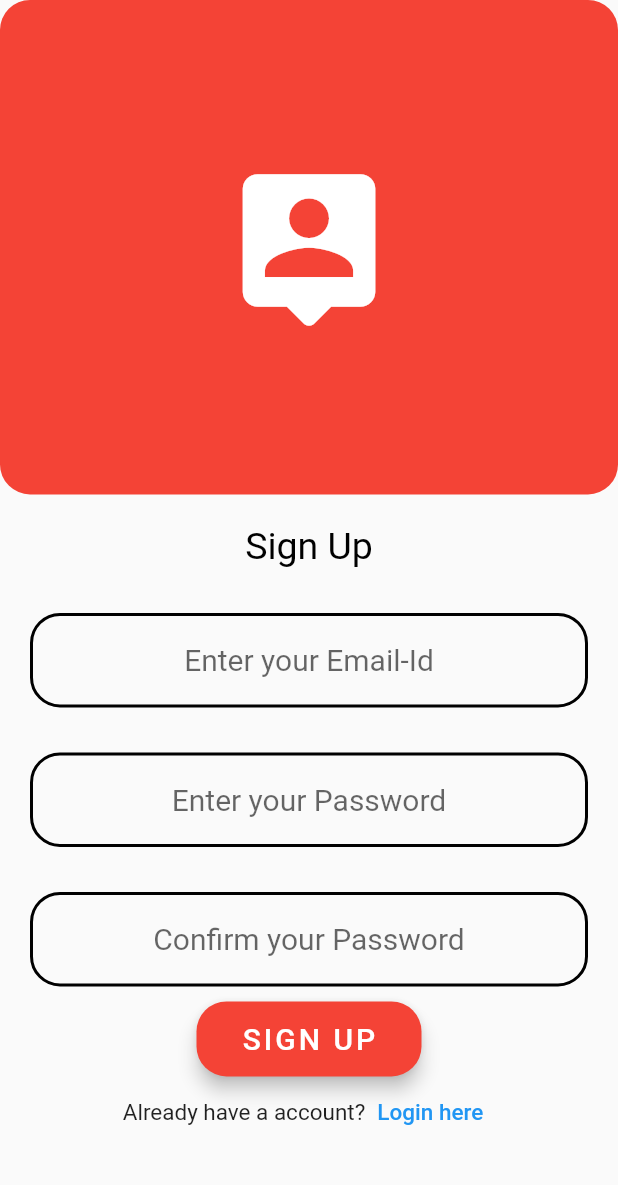
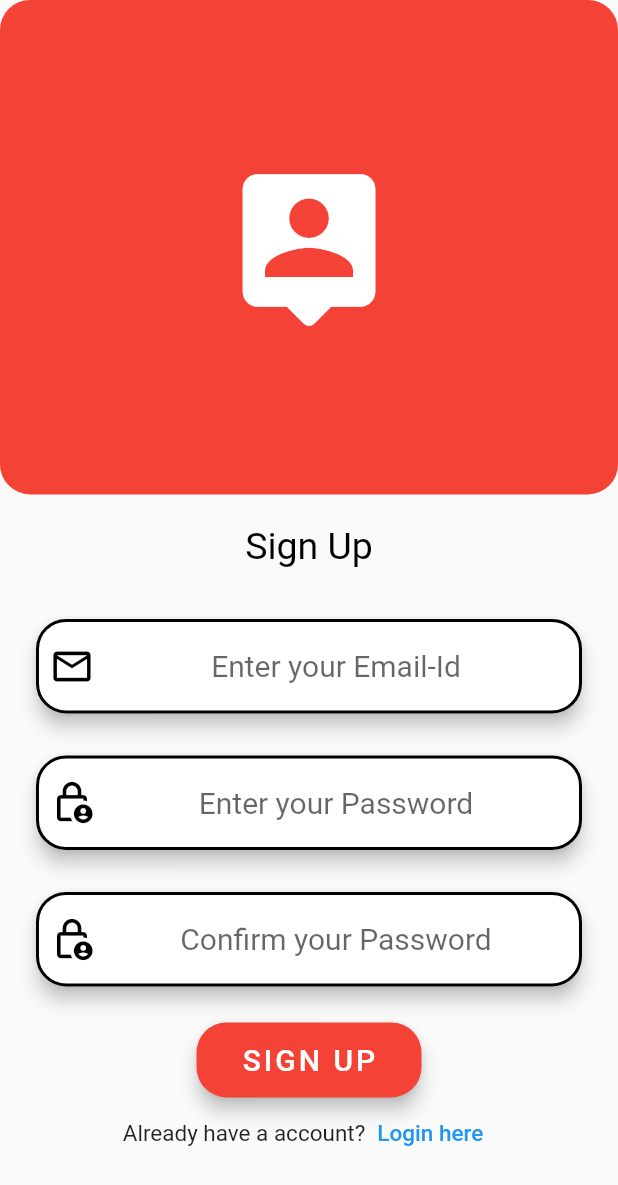
Before and after one commit to Rahul-Rasve/Attend-Check, a Flutter app: the UserType screen opened by its route, after a tap on "Teacher Login", after a tap on "Sign Up here", on a phone screen of 412 x 824 dp. Shown: the top 1185 px of the screen. Run offline on Flutter 3.47's test engine with Material 2 defaults, Android fonts, the phone set to English and light mode, and no system bars; our stand-ins replace firebase_auth, firebase_core, flutter_keyboard_visibility; accounts and stored records are empty; statements that could not run were skipped.

Commit message:
icons and elevation added to textfield

```diff
--- a/lib/main.dart
+++ b/lib/main.dart
@@ -1,7 +1,7 @@
 // ignore_for_file: prefer_const_constructors
 
 import 'package:attend_check/authentication/auth_services.dart';
-import 'package:attend_check/constants.dart';
+import 'package:attend_check/utilities/constants.dart';
 import 'package:attend_check/screens/home_view.dart';
 import 'package:attend_check/screens/login_view.dart';
 import 'package:attend_check/screens/user_type.dart';
@@ -31,7 +31,7 @@ class MyApp extends StatelessWidget {
       theme: ThemeData(
         primarySwatch: Colors.red,
       ),
-      initialRoute: authPage,
+      initialRoute: registerPage,
       routes: {
         homePage: (context) => HomePage(),
         loginPage: (context) => KeyboardVisibilityProvider(
--- a/lib/screens/home_view.dart
+++ b/lib/screens/home_view.dart
@@ -1,7 +1,7 @@
 // ignore_for_file: use_build_context_synchronously, prefer_const_constructors
 
 import 'package:attend_check/authentication/auth_services.dart';
-import 'package:attend_check/constants.dart';
+import 'package:attend_check/utilities/constants.dart';
 import 'package:attend_check/utilities/routes.dart';
 import 'package:flutter/material.dart';
 
--- a/lib/screens/login_view.dart
+++ b/lib/screens/login_view.dart
@@ -1,6 +1,6 @@
 // ignore_for_file: prefer_const_constructors, use_build_context_synchronously
 
-import 'package:attend_check/constants.dart';
+import 'package:attend_check/utilities/constants.dart';
 import 'package:attend_check/authentication/auth_exceptions.dart';
 import 'package:attend_check/authentication/auth_services.dart';
 import 'package:attend_check/utilities/routes.dart';
@@ -77,33 +77,46 @@ class _LoginViewState extends State<LoginView> {
             ),
           ),
           Container(
-            margin: EdgeInsets.symmetric(vertical: 10.0, horizontal: 25.0),
+            margin: EdgeInsets.fromLTRB(20.0, 10.0, 20.0, 20.0),
             child: Column(
               children: [
-                InputField(
+                Card(
+                  elevation: 5.0,
+                  shape: RoundedRectangleBorder(
+                      borderRadius: BorderRadius.circular(20.0)),
+                  child: InputField(
                     controllerName: userEmail,
                     isObsecure: false,
                     hintText: 'Enter your Email-Id',
                     inputType: TextInputType.emailAddress,
+                    iconData: Icons.email_outlined,
+                  ),
                 ),
                 SizedBox(
-                  height: 30.0,
+                  height: 20.0,
                 ),
-                InputField(
+                Card(
+                  elevation: 5.0,
+                  shape: RoundedRectangleBorder(
+                      borderRadius: BorderRadius.circular(20.0)),
+                  child: InputField(
                     controllerName: userPassword,
                     isObsecure: true,
                     hintText: 'Enter your Password',
                     inputType: TextInputType.text,
+                    iconData: Icons.lock_person_outlined,
+                  ),
                 ),
               ],
             ),
           ),
-          SizedBox(
-            height: 10.0,
-          ),
           TextButton(
             onPressed: () async {
               try {
+                if (userEmail.text.isEmpty || userPassword.text.isEmpty) {
+                  showErrorDialog(
+                      context, 'Please enter your login credentials.');
+                } else {
                   await AuthService.firebase().login(
                     email: userEmail.text,
                     password: userPassword.text,
@@ -117,6 +130,7 @@ class _LoginViewState extends State<LoginView> {
                   } else {
                     Navigator.of(context).pushNamedAndRemoveUntil(
                         verifyEmailPage, (route) => false);
+                  }
                 }
               } on UserNotFoundAuthException catch (_) {
                 await showErrorDialog(
--- a/lib/screens/register_view.dart
+++ b/lib/screens/register_view.dart
@@ -1,7 +1,7 @@
 // ignore_for_file: prefer_const_constructors, use_build_context_synchronously
 
 import 'package:attend_check/authentication/auth_exceptions.dart';
-import 'package:attend_check/constants.dart';
+import 'package:attend_check/utilities/constants.dart';
 import 'package:attend_check/authentication/auth_services.dart';
 import 'package:attend_check/utilities/routes.dart';
 import 'package:attend_check/widgets/dialog_box.dart';
@@ -79,32 +79,51 @@ class _RegisterViewState extends State<RegisterView> {
             ),
           ),
           Container(
-            margin: EdgeInsets.symmetric(horizontal: 20.0, vertical: 10.0),
+            margin: EdgeInsets.fromLTRB(20.0, 10.0, 20.0, 20.0),
             child: Column(
               children: [
-                InputField(
+                Card(
+                  elevation: 5.0,
+                  shape: RoundedRectangleBorder(
+                      borderRadius: BorderRadius.circular(20.0)),
+                  child: InputField(
                     controllerName: userEmail,
                     isObsecure: false,
                     hintText: 'Enter your Email-Id',
                     inputType: TextInputType.emailAddress,
+                    iconData: Icons.email_outlined,
+                  ),
                 ),
                 SizedBox(
-                  height: 30.0,
+                  height: 20.0,
                 ),
-                InputField(
+                Card(
+                  elevation: 5.0,
+                  shape: RoundedRectangleBorder(
+                      borderRadius: BorderRadius.circular(20.0)),
+                  child: InputField(
                     controllerName: userPassword,
                     isObsecure: true,
                     hintText: 'Enter your Password',
                     inputType: TextInputType.text,
+                    iconData: Icons.lock_person_outlined,
+                  ),
                 ),
                 SizedBox(
-                  height: 30.0,
+                  height: 20.0,
                 ),
-                InputField(
+                Card(
+                  elevation: 5.0,
+                  shape: RoundedRectangleBorder(
+                    borderRadius: BorderRadius.circular(20.0),
+                  ),
+                  child: InputField(
                     controllerName: userConfirmPassword,
                     isObsecure: true,
                     hintText: 'Confirm your Password',
                     inputType: TextInputType.text,
+                    iconData: Icons.lock_person_outlined,
+                  ),
                 ),
               ],
             ),
@@ -112,6 +131,11 @@ class _RegisterViewState extends State<RegisterView> {
           TextButton(
             onPressed: () async {
               try {
+                if (userEmail.text.isEmpty ||
+                    userPassword.text.isEmpty ||
+                    userConfirmPassword.text.isEmpty) {
+                  showErrorDialog(context, 'All fields are mandatory');
+                } else {
                   if (userConfirmPassword.text == userPassword.text) {
                     await AuthService.firebase().register(
                       email: userEmail.text,
@@ -123,6 +147,7 @@ class _RegisterViewState extends State<RegisterView> {
                     Navigator.of(context).pushNamed(verifyEmailPage);
                   } else {
                     showErrorDialog(context, 'Passwords don\'t match!');
+                  }
                 }
               } on WeakPasswordAuthException catch (_) {
                 await showErrorDialog(
--- a/lib/screens/user_type.dart
+++ b/lib/screens/user_type.dart
@@ -1,6 +1,6 @@
 // ignore_for_file: prefer_const_constructors, prefer_const_literals_to_create_immutables,
 
-import 'package:attend_check/constants.dart';
+import 'package:attend_check/utilities/constants.dart';
 import 'package:attend_check/utilities/routes.dart';
 import 'package:flutter/material.dart';
 
--- a/lib/screens/verify_email_view.dart
+++ b/lib/screens/verify_email_view.dart
@@ -1,7 +1,7 @@
 // ignore_for_file: prefer_const_constructors, prefer_const_literals_to_create_immutables
 
 import 'package:attend_check/authentication/auth_services.dart';
-import 'package:attend_check/constants.dart';
+import 'package:attend_check/utilities/constants.dart';
 import 'package:attend_check/utilities/routes.dart';
 import 'package:flutter/material.dart';
 
--- a/lib/widgets/dialog_box.dart
+++ b/lib/widgets/dialog_box.dart
@@ -1,6 +1,6 @@
 // ignore_for_file: prefer_const_constructors
 
-import 'package:attend_check/constants.dart';
+import 'package:attend_check/utilities/constants.dart';
 import 'package:flutter/material.dart';
 
 Future<void> showErrorDialog(BuildContext context, String message) {
--- a/lib/widgets/input_field.dart
+++ b/lib/widgets/input_field.dart
@@ -1,6 +1,6 @@
 // ignore_for_file: prefer_const_constructors
 
-import 'package:attend_check/constants.dart';
+import 'package:attend_check/utilities/constants.dart';
 import 'package:flutter/material.dart';
 
 class InputField extends StatelessWidget {
@@ -10,12 +10,14 @@ class InputField extends StatelessWidget {
     required this.isObsecure,
     required this.inputType,
     required this.hintText,
+    this.iconData,
   });
 
   final TextEditingController? controllerName;
   final bool isObsecure;
   final TextInputType? inputType;
   final String? hintText;
+  final IconData? iconData;
 
   @override
   Widget build(BuildContext context) {
@@ -32,6 +34,11 @@ class InputField extends StatelessWidget {
       ),
       decoration: InputDecoration(
         hintText: hintText,
+        prefixIcon: Icon(
+          iconData,
+          color: Colors.black,
+          size: 30.0,
+        ),
         focusedBorder: OutlineInputBorder(
           gapPadding: 2.0,
           borderRadius: BorderRadius.circular(20.0),
```
Also changed, not shown: lib/utilities/constants.dart (renamed from lib/constants.dart). Lines whose indentation alone changed are shown as unchanged.
